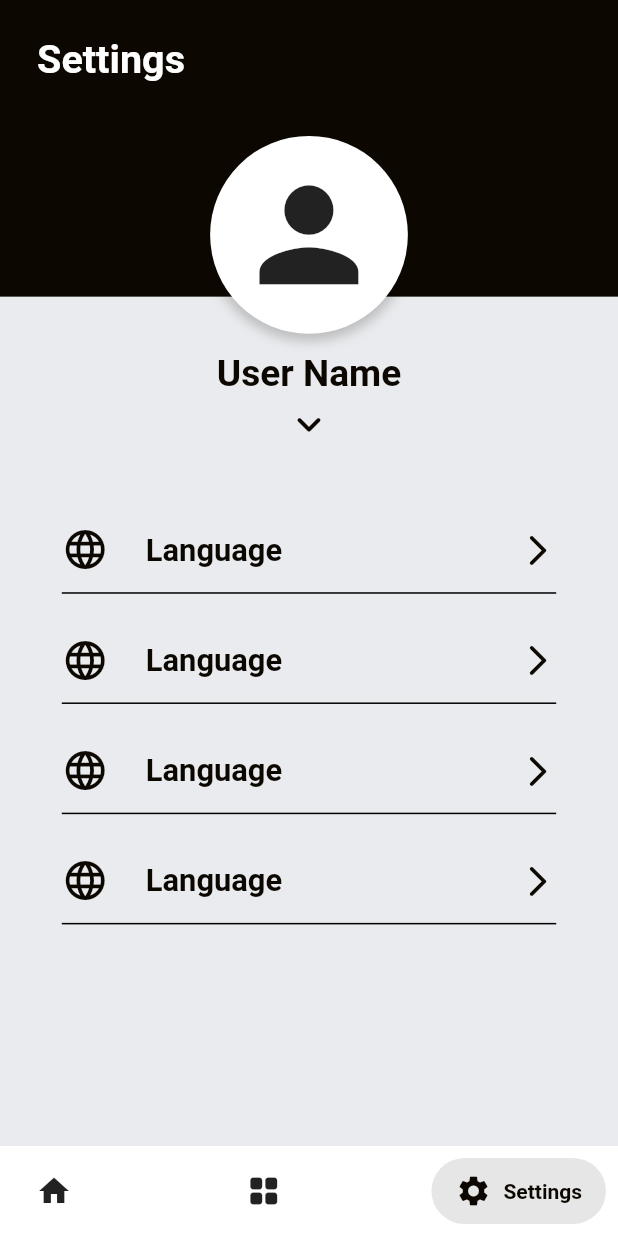
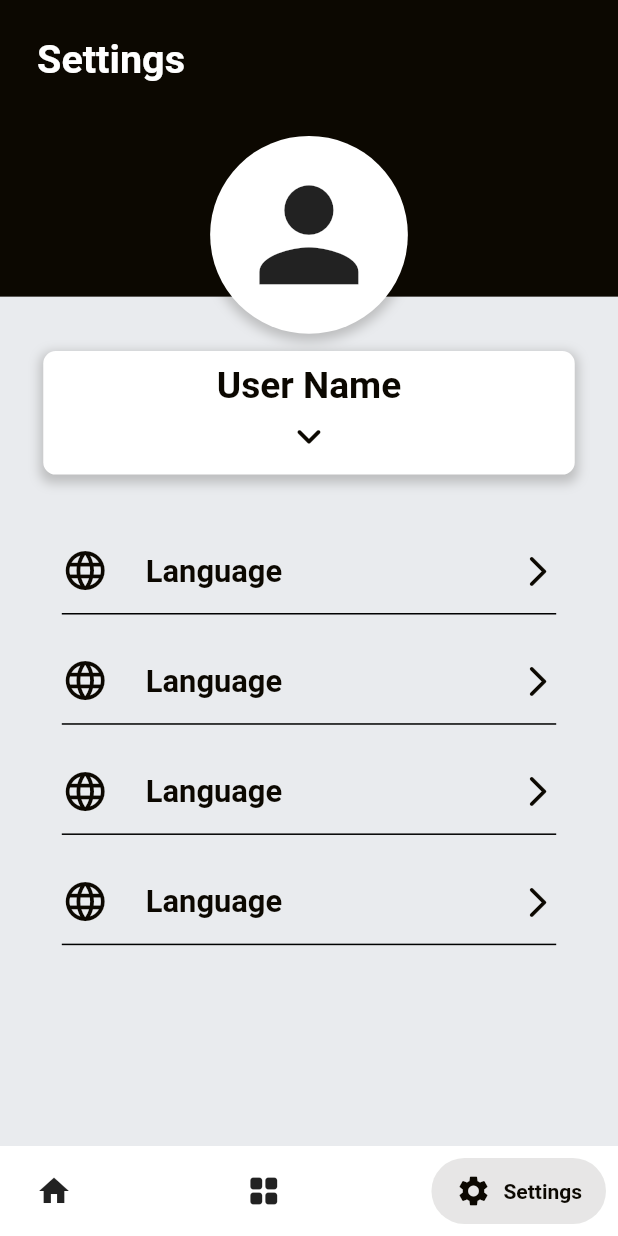
Before and after one commit to naqeeb9a/ajk-tour, a Flutter app: the screen it shows after launch, item 3 of the bottom bar chosen, on a phone screen of 412 x 824 dp. Run offline on Flutter 3.47's test engine with Material 2 defaults, Android fonts, the phone set to English and light mode, and no system bars; drawn by our look-alikes of salomon_bottom_bar; our stand-ins replace cached_network_image, carousel_slider, smooth_page_indicator; network calls fail.

Commit message:
Hassan ~ districts page and settings page modification API setup

```diff
--- a/lib/app_screens/home_page.dart
+++ b/lib/app_screens/home_page.dart
@@ -68,6 +68,7 @@ class _HomePageState extends State<HomePage> {
                   ),
                   InkWell(
                     onTap: () {
+
                       push(
                         context,
                         const SearchScreen(),
--- a/lib/app_screens/settings.dart
+++ b/lib/app_screens/settings.dart
@@ -1,15 +1,26 @@
 import 'package:ajk_tour/utils/config.dart';
 import 'package:ajk_tour/widgets/dynamic_sizes.dart';
 import 'package:flutter/material.dart';
+import 'package:flutter/services.dart';
 
-class Settings extends StatelessWidget {
+class Settings extends StatefulWidget {
   const Settings({Key? key}) : super(key: key);
 
   @override
+  State<Settings> createState() => _SettingsState();
+}
+
+bool profileHeight = false;
+
+class _SettingsState extends State<Settings> {
+  @override
   Widget build(BuildContext context) {
+    SystemChrome.setSystemUIOverlayStyle(SystemUiOverlayStyle.light);
+
     return Scaffold(
       backgroundColor: myGrey,
-      body: Column(
+      body: SingleChildScrollView(
+        child: Column(
           mainAxisAlignment: MainAxisAlignment.start,
           children: [
             Stack(
@@ -69,8 +80,30 @@ class Settings extends StatelessWidget {
               padding: EdgeInsets.symmetric(
                 vertical: dynamicHeight(context, .014),
               ),
+              child: Container(
+                width: dynamicWidth(context, .86),
+                height: profileHeight == false
+                    ? dynamicHeight(context, .1)
+                    : dynamicHeight(context, .5),
+                decoration: BoxDecoration(
+                  color: myWhite,
+                  borderRadius: BorderRadius.circular(
+                    dynamicWidth(context, .02),
+                  ),
+                  boxShadow: [
+                    BoxShadow(
+                      color: myBlack.withOpacity(0.2),
+                      spreadRadius: 2,
+                      blurRadius: 6,
+                      offset: const Offset(0, 3), // changes position of shadow
+                    ),
+                  ],
+                ),
+                padding: EdgeInsets.all(
+                  dynamicHeight(context, .01),
+                ),
                 child: Column(
-              mainAxisAlignment: MainAxisAlignment.center,
+                  mainAxisAlignment: MainAxisAlignment.start,
                   children: [
                     Text(
                       "User Name",
@@ -80,16 +113,26 @@ class Settings extends StatelessWidget {
                         fontWeight: FontWeight.w600,
                       ),
                     ),
-                CircleAvatar(
+                    InkWell(
+                      onTap: () {
+                        setState(() {
+                          profileHeight = !profileHeight;
+                        });
+                      },
+                      child: CircleAvatar(
                         radius: dynamicHeight(context, .024),
                         backgroundColor: noColor,
                         child: Icon(
-                    Icons.keyboard_arrow_down_rounded,
+                          profileHeight == false
+                              ? Icons.keyboard_arrow_down_rounded
+                              : Icons.keyboard_arrow_up_rounded,
                           size: dynamicHeight(context, .04),
                           color: myBlack,
                         ),
                       ),
+                    ),
                   ],
+                ),
               ),
             ),
             SizedBox(
@@ -100,6 +143,7 @@ class Settings extends StatelessWidget {
             tiles(context, Icons.language, "Language"),
             tiles(context, Icons.language, "Language"),
           ],
+        ),
       ),
     );
   }
--- a/lib/widgets/essential_widgets.dart
+++ b/lib/widgets/essential_widgets.dart
@@ -61,10 +61,10 @@ Widget sliderContainer(context, String image) {
   );
 }
 
-Widget imageHeader(context, image, text, appBar, {height = ""}) {
+Widget imageHeader(context, image, text, appBar, {height}) {
   return SizedBox(
     width: dynamicWidth(context, 1),
-    height: height == "" ? dynamicHeight(context, .24) : height,
+    height: (height == "") ? dynamicHeight(context, .24) : height,
     child: Stack(
       children: [
         SizedBox(
--- a/pubspec.yaml
+++ b/pubspec.yaml
@@ -39,6 +39,7 @@ dependencies:
   cached_network_image: ^3.1.0+1
   smooth_page_indicator: ^1.0.0+2
   google_fonts: ^2.1.0
+  http: ^0.13.4
 
 dev_dependencies:
   flutter_test:
```
Also changed, not shown: lib/api/apis.dart (added, +17 -0 lines), lib/app_screens/districts.dart (+47 -34 lines), pubspec.lock. Lines whose indentation alone changed are shown as unchanged.
